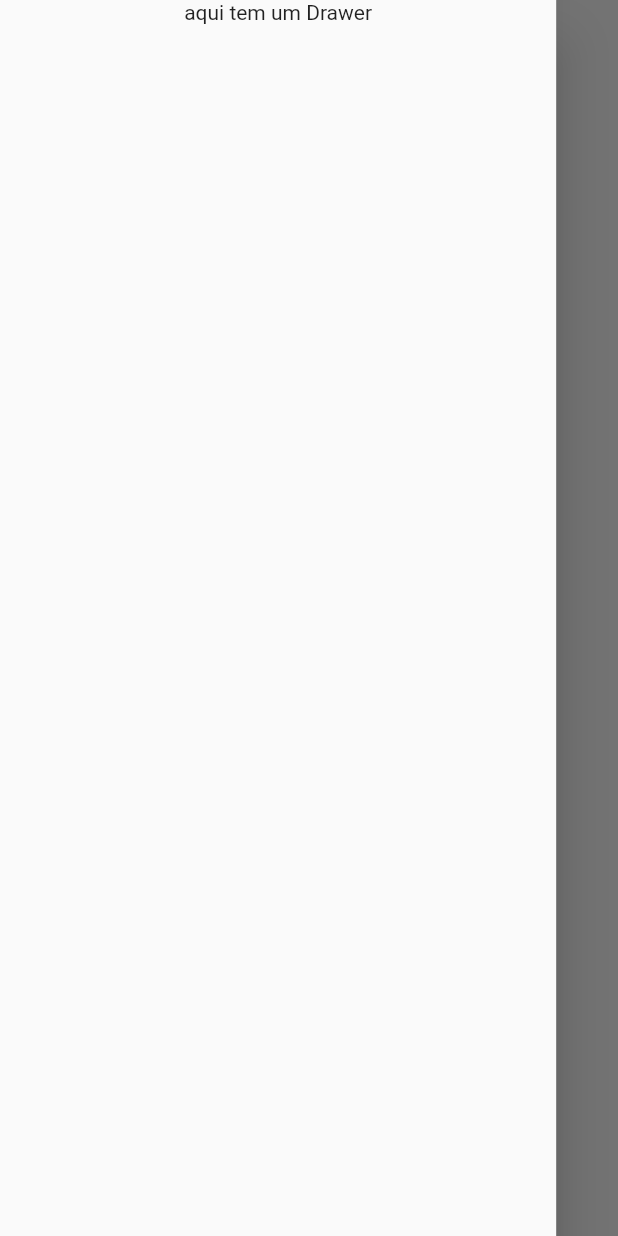
After one commit to marquesflavio/projeto_flutter, a Flutter app: the DrawerWidget screen opened directly, with the side drawer open, on a phone screen of 412 x 824 dp. The commit adds this screen. Run offline on Flutter 3.47's test engine with Material 2 defaults, Android fonts, the phone set to English and light mode, and no system bars.

Commit message:
criei arquivos de drawer

```diff
--- a/lib/main.dart
+++ b/lib/main.dart
@@ -1,6 +1,5 @@
 import 'package:flutter/material.dart';
 import 'package:flutter_application_1/src/app_page.dart';
-import 'package:flutter_application_1/src/pag_login.dart';
 
 void main() {
   runApp(const MyApp());
--- a/lib/src/app_page.dart
+++ b/lib/src/app_page.dart
@@ -2,9 +2,6 @@
 
 import 'package:flutter/material.dart';
 import 'package:flutter_application_1/src/home_page.dart';
-import 'package:flutter_application_1/src/pag_login.dart';
-import 'package:flutter_application_1/src/radio.dart';
-import 'package:flutter_application_1/src/radio2.dart';
 
 class MyApp extends StatelessWidget {
   const MyApp({super.key});
@@ -17,7 +14,7 @@ class MyApp extends StatelessWidget {
       theme: ThemeData(
         colorScheme: ColorScheme.fromSeed(seedColor: const Color.fromARGB(255, 104, 105, 151)),
       ),
-      home: RadioDoisApp(),
+      home: const HomePage(),
     );
   }
 }
--- /dev/null
+++ b/lib/src/drawer_widget.dart
@@ -0,0 +1,14 @@
+import 'package:flutter/material.dart';
+
+class DrawerWidget extends StatelessWidget {
+  const DrawerWidget({super.key});
+
+  @override
+  Widget build(BuildContext context) {
+    return  Scaffold(
+      drawer: Drawer(
+        width: MediaQuery.of(context).size.width*.9,
+        child: const Column(
+          children: [Text('aqui tem um Drawer')],)),
+
+    );}}
--- a/lib/src/home_page.dart
+++ b/lib/src/home_page.dart
@@ -1,4 +1,5 @@
 import 'package:flutter/material.dart';
+import 'package:flutter_application_1/src/drawer_widget.dart';
 
 class HomePage extends StatelessWidget {
   const HomePage({super.key});
@@ -33,7 +34,7 @@ class HomePage extends StatelessWidget {
         ),
       ),
 
-
+      drawer: const DrawerWidget(),
 
 
     );
```
